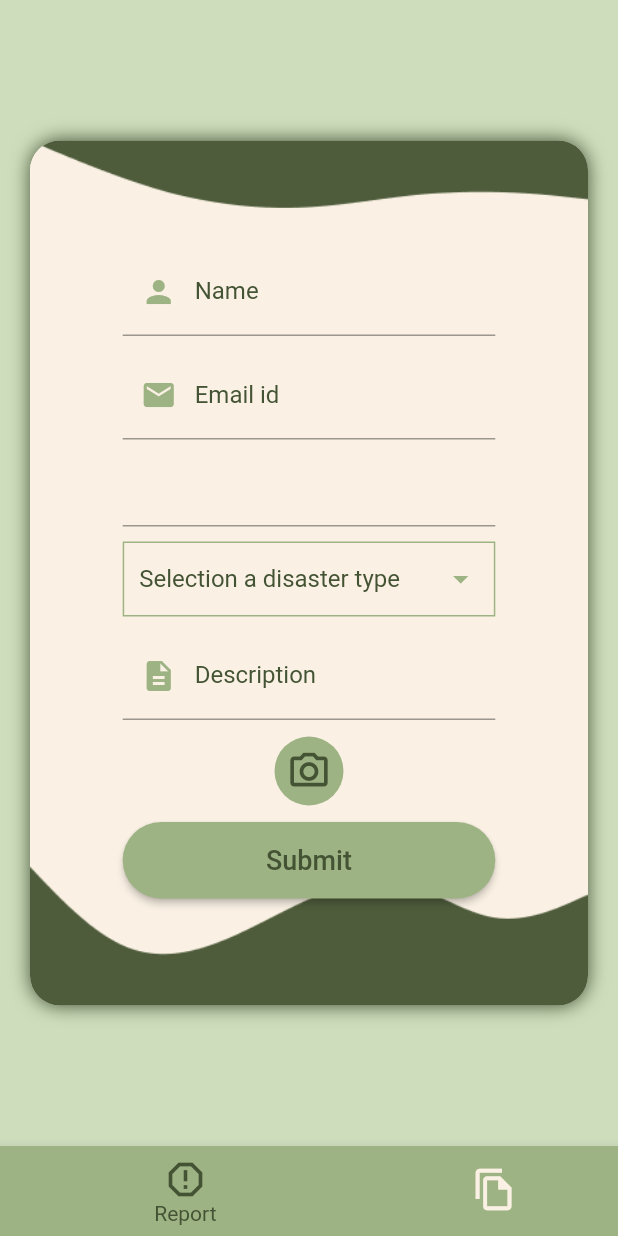
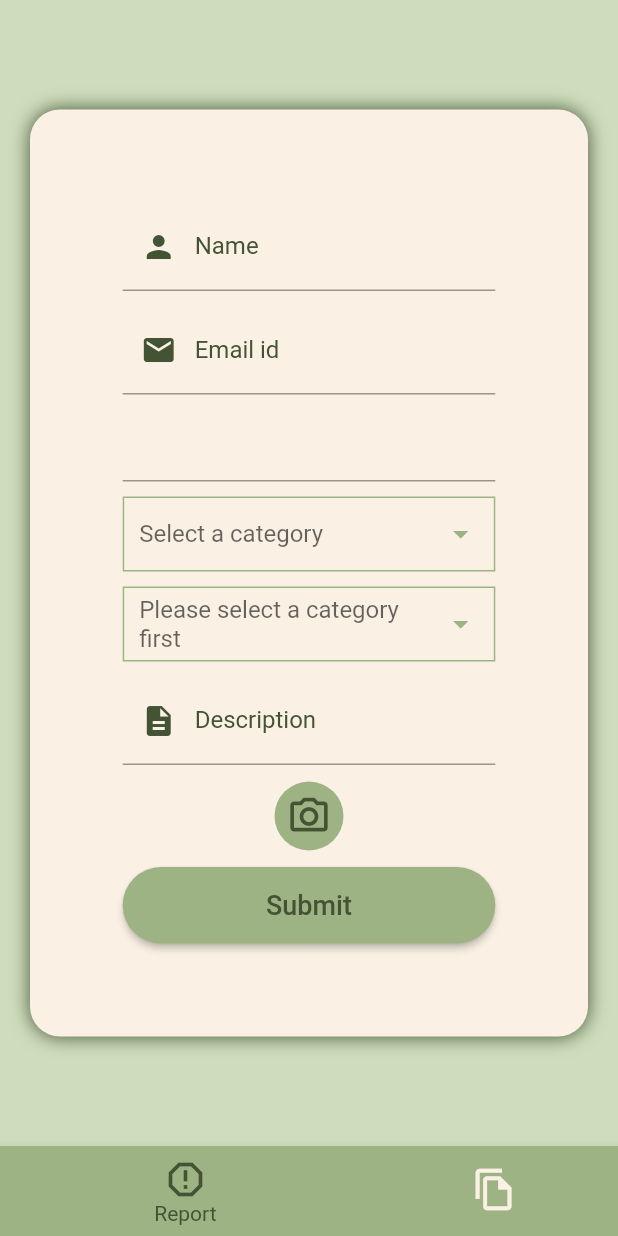
Before and after one commit to divyajyotibose/dairy, a Flutter app: the screen it shows after launch, on a phone screen of 412 x 824 dp. Run offline on Flutter 3.47's test engine with Material 2 defaults, Android fonts, the phone set to English and light mode, and no system bars; drawn by our look-alikes of sms_autofill; our stand-ins replace camera, carousel_slider, cloud_firestore, cool_alert, firebase_auth, firebase_core and 4 more; missing offline and left inert: animated_check, flutter_email_sender; accounts and stored records are empty.

Commit message:
update
design changes
added a new category list in report page

```diff
--- a/lib/pages/submit_report_page.dart
+++ b/lib/pages/submit_report_page.dart
@@ -32,18 +32,33 @@ class _submit_report_pageState extends State<submit_report_page>
   TextEditingController email = TextEditingController();
   TextEditingController details = TextEditingController();
   TextEditingController mobile = TextEditingController();
-
+  bool isDisabled=true;
   CollectionReference collRef = FirebaseFirestore.instance.collection("client");
   CollectionReference backref =
       FirebaseFirestore.instance.collection("backend");
   late AnimationController _controller;
   late Animation<double> animation;
-  List listItem = [
-    "Selection a disaster type",
+  List listItem2 = [
     "Tornado",
     "Flood",
-    "Earthquake"
+    "Earthquake",
+    "Landslide",
+    "Hurricane",
+    "Tsunami",
+    "Volcanic eruption"
   ];
+  List listItem1 = [
+    "Bioterrorism",
+    "Civil unrest",
+    "Hazardous material spills",
+    "Nuclear and radiation accidents",
+
+  ];
+  List category=[
+    "Natural",
+    "Manmade"
+  ];
+
   String messageTitle = "Empty";
   String notificationAlert = "alert";
   String? fcmToken;
@@ -51,13 +66,16 @@ class _submit_report_pageState extends State<submit_report_page>
   CameraDescription? cam;
   var image;
 
-  String? ip, valueChoose,date,time;
+  String? ip,date,time,dtype;
+  String? valueChoose;
+  List listItem=[];
   Future<void> send_data() async {
     if (name.text == "" ||
         email.text == "" ||
         details.text == "" ||
         mobile.text == "" ||
-        valueChoose == listItem[0]) {
+        valueChoose == ""||
+    dtype=="") {
       CoolAlert.show(
           context: context,
           type: CoolAlertType.warning,
@@ -75,7 +93,8 @@ class _submit_report_pageState extends State<submit_report_page>
         "name": name.text,
         "email": email.text,
         "details": details.text,
-        "type": valueChoose,
+        "type": dtype,
+        "disaster":valueChoose,
         "ip": ip,
         "Time": time,
         "Date":date,
@@ -100,6 +119,8 @@ class _submit_report_pageState extends State<submit_report_page>
           email.text = "";
           details.text = "";
           mobile.text = "";
+          dtype="";
+          valueChoose="";
         });
         await backref.doc("reportCount").update({
           "alerts": FieldValue.increment(1),
@@ -119,15 +140,34 @@ class _submit_report_pageState extends State<submit_report_page>
         isExpanded: true,
         icon: Icon(Icons.arrow_drop_down,color: AppStyle.mainColor,),
         dropdownColor: AppStyle.bodyColor,
-        onChanged: (newValue) {
-          setState(() {
-            valueChoose = newValue.toString();
-          });
-        },
-        items: listItem.map((valueItem) {
+        onChanged: isDisabled?null:(newValue)=>selectValue(newValue),
+        items: listItem.isNotEmpty?listItem.map<DropdownMenuItem<Object>>((valueItem) {
+          return DropdownMenuItem(value: valueItem, child: Text(valueItem,style: TextStyle(color: AppStyle.contentColor),));
+        }).toList():null,
+        underline: SizedBox(),
+        hint: Text("Select the occurred disaster"),
+        disabledHint: Text("Please select a category first"),
+
+      ),
+    );
+  }
+  Widget disaster_select() {
+    return Container(
+      padding: EdgeInsets.symmetric(vertical: 0, horizontal: 10),
+      decoration: BoxDecoration(
+          border: Border.all(
+              color: AppStyle.mainColor, width: AppStyle.borderWidth)),
+      child: DropdownButton(
+        value: dtype,
+        isExpanded: true,
+        icon: Icon(Icons.arrow_drop_down,color: AppStyle.mainColor,),
+        dropdownColor: AppStyle.bodyColor,
+        onChanged: (newValue) =>valueChange(newValue),
+        items: category.map<DropdownMenuItem<Object>>((valueItem) {
           return DropdownMenuItem(value: valueItem, child: Text(valueItem,style: TextStyle(color: AppStyle.contentColor),));
         }).toList(),
         underline: SizedBox(),
+        hint: Text("Select a category"),
       ),
     );
   }
@@ -197,7 +237,7 @@ class _submit_report_pageState extends State<submit_report_page>
     _getCurrentPosition();
     init();
     get_cam();
-    valueChoose = listItem[0];
+
     local_notifs().initNotifications();
     _controller =
         AnimationController(vsync: this, duration: Duration(seconds: 2))
@@ -227,16 +267,12 @@ class _submit_report_pageState extends State<submit_report_page>
     global_var.context = context;
     return Scaffold(
       backgroundColor: AppStyle.accentColor,
-      body: Container(
-        child: Center(
+      body: Center(
         child: Container(
-            height: global_var.height * 0.7,
+          height: global_var.height * 0.75,
           margin: EdgeInsets.symmetric(horizontal: 20,vertical: 0),
           decoration: BoxDecoration(
-              image: DecorationImage(
-                image: AssetImage("assets/images/submit.png"),
-                fit: BoxFit.fill
-              ),
+
               boxShadow: [
                 BoxShadow(
                   color: AppStyle.contentColor,
@@ -274,7 +310,7 @@ class _submit_report_pageState extends State<submit_report_page>
                       cursorColor: AppStyle.contentColor
                     ),
                     inputDecorationTheme: InputDecorationTheme(
-                        suffixIconColor: AppStyle.mainColor,
+                      suffixIconColor: AppStyle.contentColor,
                       focusedBorder: UnderlineInputBorder(
                         borderSide: BorderSide(color: AppStyle.mainColor),
                       ),
@@ -287,6 +323,8 @@ class _submit_report_pageState extends State<submit_report_page>
                 SizedBox(
                   height: 10,
                 ),
+                disaster_select(),
+                SizedBox(height: 10,),
                 selection_menu(),
                 const SizedBox(
                   height: 10,
@@ -301,7 +339,6 @@ class _submit_report_pageState extends State<submit_report_page>
                 ),
                 usefulButton(fn: send_data, label: "Submit"),
               ],
-              ),
             ),
           ),
         ),
@@ -346,12 +383,6 @@ class _submit_report_pageState extends State<submit_report_page>
         } else {
           Navigator.push(
             context,
-          //   MaterialPageRoute(
-          //       builder: (context) => selfie_page(
-          //             mobile: mobile.text,
-          //             camera: cam,
-          //           )),
-          // );
           PageRouteBuilder(pageBuilder: (BuildContext context, Animation<double> animation, Animation<double> secondaryAnimation) =>selfie_page(mobile: mobile.text, camera: cam),
         transitionsBuilder:(context, animation, secondaryAnimation, child) {
         const begin = Offset(1.0, 0.0);
@@ -385,4 +416,25 @@ class _submit_report_pageState extends State<submit_report_page>
     cameras = await availableCameras();
     cam = cameras![1];
   }
+
+  valueChange(Object? newValue) {
+
+      setState(() {
+        if(dtype==category[0]) {
+          listItem = listItem2;
         }
+        else{
+          listItem=listItem1;
+        }
+        dtype=newValue.toString();
+        isDisabled=false;
+      });
+
+  }
+
+  selectValue(Object? newValue) {
+    setState(() {
+      valueChoose=newValue.toString();
+    });
+  }
+}
--- a/lib/pages/view_reports.dart
+++ b/lib/pages/view_reports.dart
@@ -147,6 +147,7 @@ class _view_reportsState extends State<view_reports> {
     double lat = a["latitude"];
     double lng = a["longitude"];
     String type = a["type"];
+    String disaster=a["disaster"];
     String details = a["details"];
     String ph = a["ph"];
     String time=a["Time"];
@@ -191,6 +192,7 @@ class _view_reportsState extends State<view_reports> {
             report_lines("Latitude", lat),
             report_lines("Longitude", lng),
             report_lines("Type of Incdient", type),
+            report_lines("The Incident", disaster),
             report_lines("Description", details),
           ],
         ),
--- a/lib/widgets/form_inputs.dart
+++ b/lib/widgets/form_inputs.dart
@@ -33,7 +33,7 @@ class form_inputs extends StatelessWidget {
           focusedBorder: UnderlineInputBorder(
             borderSide: BorderSide(color: AppStyle.mainColor),
           ),
-          prefixIconColor: AppStyle.mainColor,
+          prefixIconColor: AppStyle.contentColor,
         ),
       ),
     );
--- a/lib/widgets/login_inputs.dart
+++ b/lib/widgets/login_inputs.dart
@@ -30,7 +30,7 @@ class login_inputs extends StatelessWidget {
         hintText: hint_text,
         hintStyle: TextStyle(color: AppStyle.mainColor),
         prefixIcon: pre_icon,
-        prefixIconColor: AppStyle.mainColor,
+        prefixIconColor: AppStyle.contentColor,
         enabledBorder: OutlineInputBorder(
           borderSide: Appstyle().borderSide,
         ),
```
Also changed, not shown: assets/images/submit.png, assets/images/testing_ai.jpg (added). Lines whose indentation alone changed are shown as unchanged.
